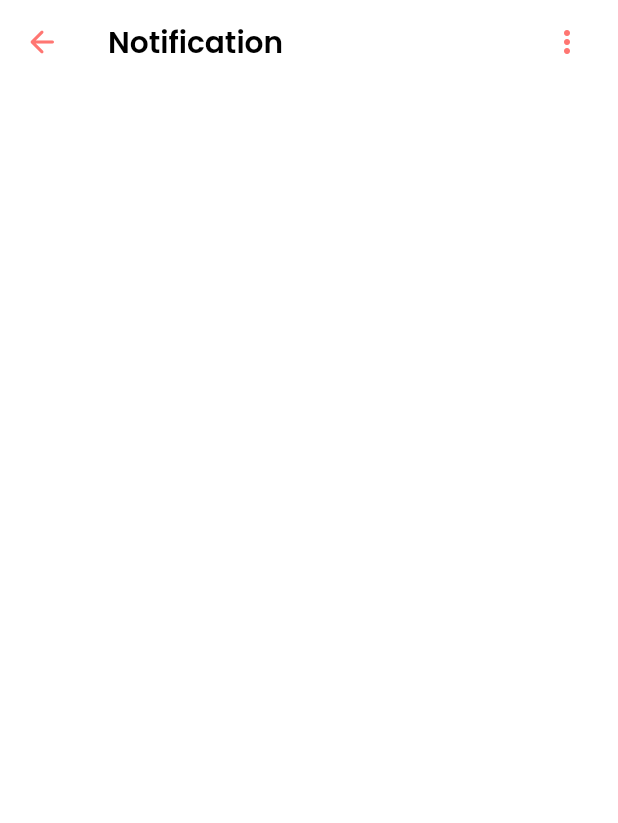
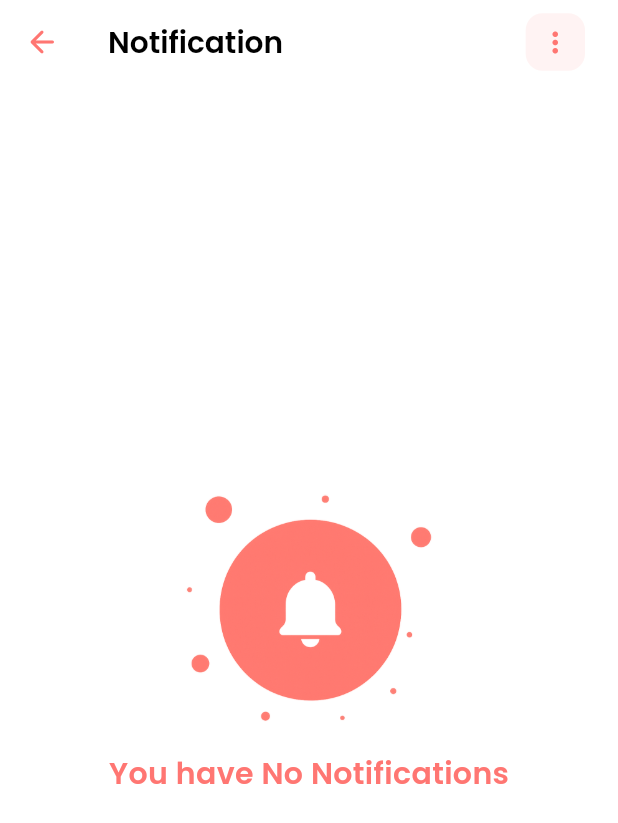
Before and after one commit to Aman-Singh-Rawat/newsy_app, a Flutter app: the NotificationScreen screen opened directly, on a phone screen of 412 x 824 dp. Shown: the top 823 px of the screen. Run offline on Flutter 3.47's test engine with Material 3 defaults, Android fonts, the phone set to English and light mode, and no system bars; our stand-ins replace flutter_screenutil, flutter_spinkit, flutter_svg, google_fonts, pinput; network calls fail.

Commit message:
UPDATE:: build empty notification screen

```diff
--- a/lib/core/utils/assets.dart
+++ b/lib/core/utils/assets.dart
@@ -7,6 +7,9 @@ class Assets {
   static const String imgSharukhan = "assets/images/img_sharukhan.png";
   static const String imgSplash = "assets/images/img_splash.png";
   static const String imgResetPassword = "assets/images/img_reset_password.png";
+  static const String imgNotification = "assets/images/img_notification_bell.png";
+  static const String imgProfilePlaceholder = "assets/images/img_profile_placeholder.png";
+  static const String imgSuccessDialog = "assets/images/img_success.png";
 
   /// icons
   static const String icForgotPassword = "assets/icons/ic_forgot_password.svg";
--- a/lib/view/views/home/notification_screen.dart
+++ b/lib/view/views/home/notification_screen.dart
@@ -1,4 +1,10 @@
 import 'package:flutter/material.dart';
+import 'package:flutter_screenutil/flutter_screenutil.dart';
+import 'package:google_fonts/google_fonts.dart';
+import 'package:newsy/core/theme/app_colors.dart';
+import 'package:newsy/core/utils/assets.dart';
+import 'package:newsy/core/utils/extension.dart';
+import 'package:newsy/view/widgets/btn_with_bg.dart';
 import 'package:newsy/view/widgets/custom_app_bar.dart';
 
 class NotificationScreen extends StatefulWidget {
@@ -15,7 +21,32 @@ class _NotificationScreenState extends State<NotificationScreen> {
       appBar: getAppBar(
         title: "Notification",
         context: context,
-        actions: [Icon(Icons.more_vert_rounded)],
+        actions: [BtnWithBg(icon: Icons.more_vert_rounded)],
+      ),
+      body: SizedBox(
+        width: double.infinity,
+        child: Column(
+          mainAxisAlignment: MainAxisAlignment.center,
+          crossAxisAlignment: CrossAxisAlignment.center,
+          children: [
+            Image.asset(
+              Assets.imgNotification,
+              width: 150.w,
+              height: 150.h,
+              fit: BoxFit.contain,
+            ),
+            SizedBox(height: 20),
+            Text(
+              "You have No Notifications",
+              style: GoogleFonts.poppins(
+                fontSize: 20,
+                color: Colorr.primaryColor[400],
+                fontWeight: FontWeight.w600,
+              ),
+            ),
+            SizedBox(height: 20),
+          ],
+        ).padSymmetric(horizontal: 20.w),
       ),
     );
   }
--- a/lib/view/widgets/btn_with_bg.dart
+++ b/lib/view/widgets/btn_with_bg.dart
@@ -1,5 +1,3 @@
-import 'dart:ffi';
-
 import 'package:flutter/material.dart';
 import 'package:flutter_screenutil/flutter_screenutil.dart';
 import 'package:newsy/core/theme/app_colors.dart';
@@ -13,6 +11,7 @@ class BtnWithBg extends StatelessWidget {
   Widget build(BuildContext context) {
     return InkWell(
       onTap: onTap,
+      borderRadius: BorderRadius.circular(11.r),
       child: Container(
         padding: EdgeInsets.symmetric(horizontal: 8.w, vertical: 8.h),
         decoration: BoxDecoration(
```
Also changed, not shown: assets/images/img_notification_bell.png (added), assets/images/img_profile_placeholder.png (added), assets/images/img_success.png (added).
